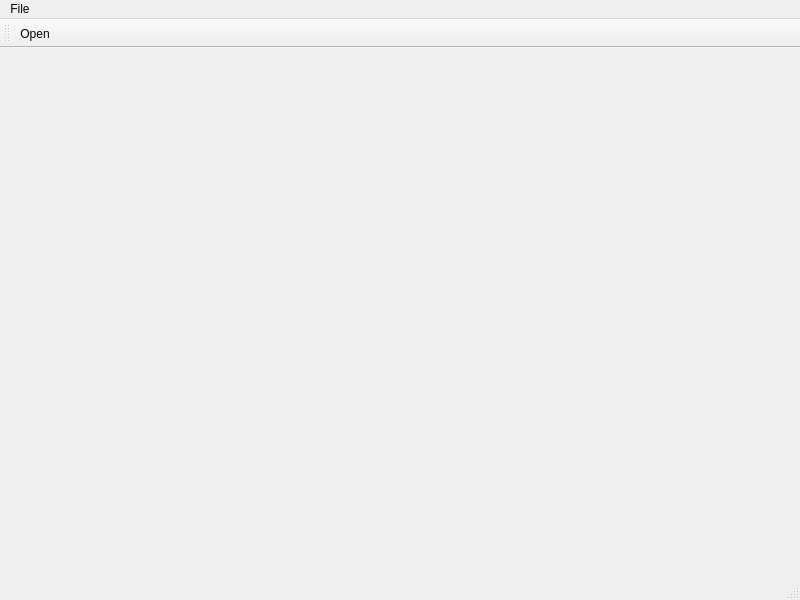
mvaranda/autyper, file app/autypermain.ui: the form before one commit.
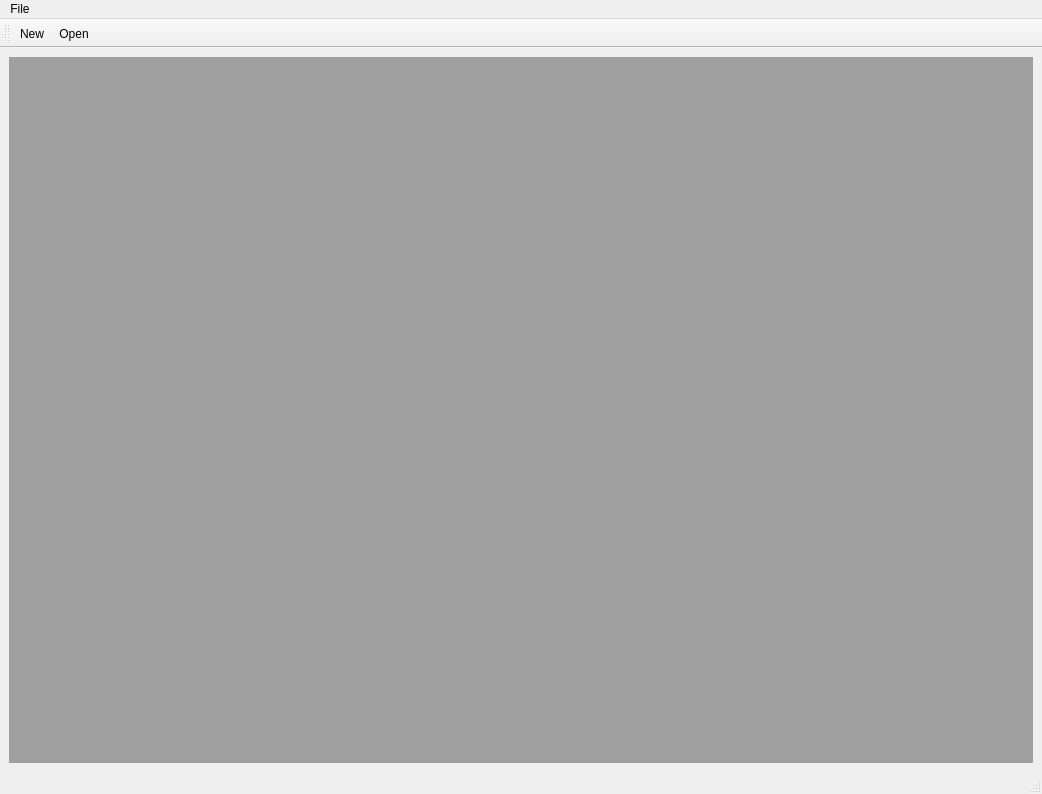
The form after the commit. Icons and pictures are not drawn.

Diff of the .ui file:
```diff
--- a/app/autypermain.ui
+++ b/app/autypermain.ui
@@ -6,20 +6,51 @@
    <rect>
     <x>0</x>
     <y>0</y>
-    <width>800</width>
-    <height>600</height>
+    <width>1042</width>
+    <height>794</height>
    </rect>
   </property>
+  <property name="sizePolicy">
+   <sizepolicy hsizetype="Expanding" vsizetype="Expanding">
+    <horstretch>0</horstretch>
+    <verstretch>0</verstretch>
+   </sizepolicy>
+  </property>
   <property name="windowTitle">
    <string>AutyperMain</string>
   </property>
-  <widget class="QWidget" name="centralwidget"/>
+  <widget class="QWidget" name="centralwidget">
+   <property name="sizePolicy">
+    <sizepolicy hsizetype="Expanding" vsizetype="Expanding">
+     <horstretch>0</horstretch>
+     <verstretch>0</verstretch>
+    </sizepolicy>
+   </property>
+   <property name="maximumSize">
+    <size>
+     <width>2048</width>
+     <height>2048</height>
+    </size>
+   </property>
+   <layout class="QVBoxLayout" name="verticalLayout_2">
+    <item>
+     <widget class="QMdiArea" name="mdiArea">
+      <property name="documentMode">
+       <bool>false</bool>
+      </property>
+      <property name="tabsClosable">
+       <bool>false</bool>
+      </property>
+     </widget>
+    </item>
+   </layout>
+  </widget>
   <widget class="QMenuBar" name="menubar">
    <property name="geometry">
     <rect>
      <x>0</x>
      <y>0</y>
-     <width>800</width>
+     <width>1042</width>
      <height>21</height>
     </rect>
    </property>
@@ -48,6 +79,7 @@
    <attribute name="toolBarBreak">
     <bool>false</bool>
    </attribute>
+   <addaction name="actionNew"/>
    <addaction name="actionOpen"/>
   </widget>
   <action name="actionOpen">
@@ -62,6 +94,18 @@
     <string>Ctrl+O</string>
    </property>
   </action>
+  <action name="actionNew">
+   <property name="icon">
+    <iconset resource="resource.qrc">
+     <normaloff>:/rec/images/text-plain-new.png</normaloff>:/rec/images/text-plain-new.png</iconset>
+   </property>
+   <property name="text">
+    <string>New</string>
+   </property>
+   <property name="shortcut">
+    <string>Ctrl+N</string>
+   </property>
+  </action>
  </widget>
  <resources>
   <include location="resource.qrc"/>
```
Left out of the diff: 1 changed line with no effect on the pictures.
